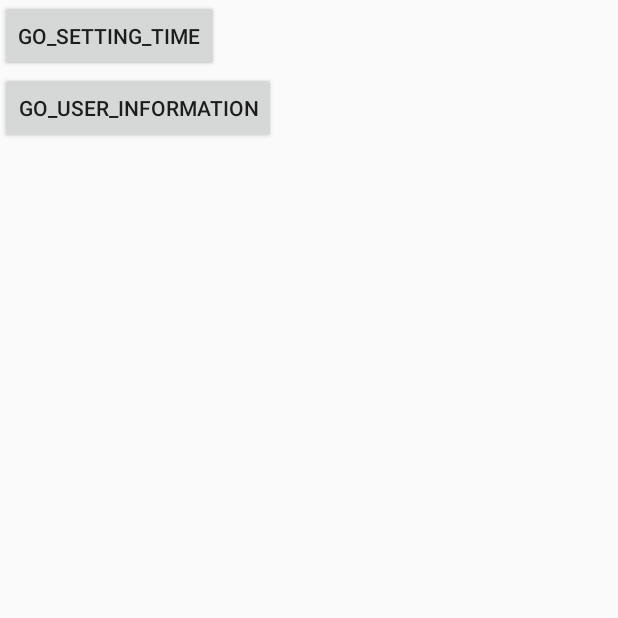
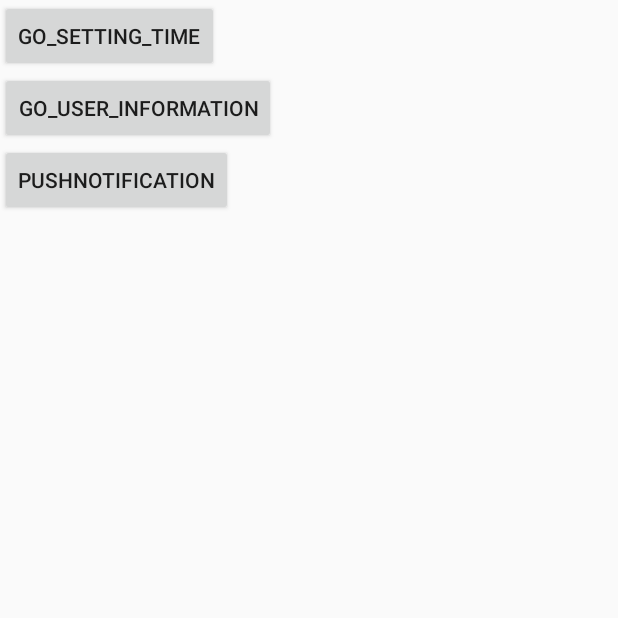
Before and after one commit to inseong04/HealthyCorgi, an Android app: the Test screen opened directly, with no data from a screen before it, on a phone screen of 412 x 824 dp, the top half of it. Run offline under Robolectric (Android 15) with nearby library versions, the light colour scheme and no system bars.

Commit message:
푸시알람 오류

```diff
--- a/app/src/main/java/com/example/digitalcontent_project/MainActivity.java
+++ b/app/src/main/java/com/example/digitalcontent_project/MainActivity.java
@@ -71,7 +71,6 @@ public class MainActivity extends AppCompatActivity {
                     @Override
                     public void onComplete(@NonNull Task<DocumentSnapshot> task) {
                         if (task.isSuccessful()){
-                            // 여기 고쳐야함
                             final String firstattempt;
                             DocumentSnapshot document = task.getResult();
                             Map<String,Object> map = new HashMap<>();
@@ -82,11 +81,6 @@ public class MainActivity extends AppCompatActivity {
 
                             if (map.get("First Attempt") != null) {
                                 Log.e(TAG, "map : " + document.get("First Attempt")); // 정보 받아오는 부분. First Attempt부분에 필드 입력하면 됨.
-/*                                if(document.get("First Attempt") == 0){
-                                    Intent intent = new Intent(getApplicationContext(),User_Information.class);
-                                    startActivity(intent);
-                                }*/
-
 
                             }
                         }
--- a/app/src/main/java/com/example/digitalcontent_project/Test.java
+++ b/app/src/main/java/com/example/digitalcontent_project/Test.java
@@ -1,7 +1,11 @@
 package com.example.digitalcontent_project;
 
 import androidx.appcompat.app.AppCompatActivity;
+import androidx.core.app.NotificationCompat;
 
+import android.app.Notification;
+import android.app.NotificationManager;
+import android.app.PendingIntent;
 import android.content.Intent;
 import android.os.Bundle;
 import android.view.View;
@@ -15,6 +19,25 @@ public class Test extends AppCompatActivity {
         setContentView(R.layout.activity_test);
         final Button go_setting_time = findViewById(R.id.go_setting_time);
         Button go_user_information = findViewById(R.id.go_user_information);
+        Button pushnotification = findViewById(R.id.push);
+
+        PendingIntent mPendingintent = PendingIntent.getActivity(Test.this,0,
+                new Intent(getApplicationContext(),MainActivity.class)
+                ,PendingIntent.FLAG_UPDATE_CURRENT);
+
+        final   NotificationCompat.Builder mBuilder =
+                new NotificationCompat.Builder(Test.this)
+                        .setSmallIcon(R.drawable.ic_android_black_24dp)
+                        .setContentTitle("앱 제목")
+                        .setContentText("약을 복용해주세요!")
+                        .setDefaults(Notification.DEFAULT_VIBRATE)
+                        .setPriority(NotificationCompat.PRIORITY_DEFAULT)
+                        .setAutoCancel(true)
+                        .setContentIntent(mPendingintent);
+        // 푸시알림 보내지지않음.
+        final NotificationManager mNotificationManager =
+                (NotificationManager)getSystemService(NOTIFICATION_SERVICE);
+
         go_setting_time.setOnClickListener(new View.OnClickListener() { // Setting_Time로 이동
             @Override
             public void onClick(View view) {
@@ -30,5 +53,13 @@ public class Test extends AppCompatActivity {
                 startActivity(intent);
             }
         });
+        pushnotification.setOnClickListener(new View.OnClickListener() {
+            @Override
+            public void onClick(View view) {
+
+                mNotificationManager.notify(1,mBuilder.build());
+
+            }
+        });
     }
 }
--- a/app/src/main/java/com/example/digitalcontent_project/User_Information.java
+++ b/app/src/main/java/com/example/digitalcontent_project/User_Information.java
@@ -83,5 +83,7 @@ public class User_Information extends AppCompatActivity {
                         });
             }
         });
+
+
     }
 }
--- a/app/src/main/res/layout/activity_test.xml
+++ b/app/src/main/res/layout/activity_test.xml
@@ -21,5 +21,13 @@
         app:layout_constraintTop_toBottomOf="@id/go_setting_time"
         app:layout_constraintLeft_toLeftOf="parent"
         />
+    <Button
+        android:id="@+id/push"
+        android:layout_width="wrap_content"
+        android:layout_height="wrap_content"
+        android:text="PushNotification"
+        app:layout_constraintTop_toBottomOf="@id/go_user_information"
+        app:layout_constraintLeft_toLeftOf="parent"
+        />
 
 </androidx.constraintlayout.widget.ConstraintLayout>
```
